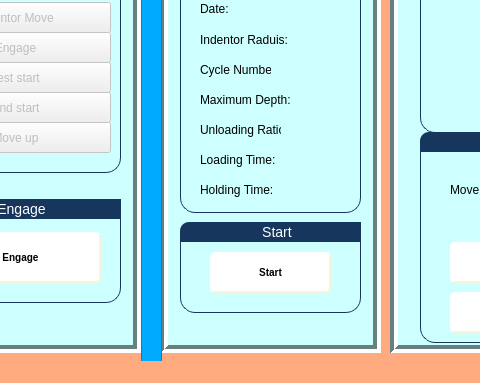
Above: IIT_software.ui from MohammadNasimi/IIT_project before the change; both pictures show x 140 to 620 and y 217 to 600 of the 1110 by 600 pixel window. Below: the same form after it.
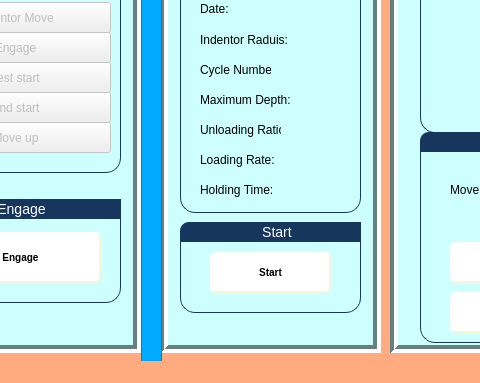
That is the form after the change. Icons and pictures are not drawn.

Commit message: loading time change to loading rate

What changed in the file:
```diff
--- a/IIT_software.ui
+++ b/IIT_software.ui
@@ -3913,7 +3913,7 @@
        </rect>
       </property>
       <property name="text">
-       <string>Loading Time:</string>
+       <string>Loading Rate:</string>
       </property>
      </widget>
      <widget class="QLabel" name="Holding_time">
```
Left out of the diff: 2 changed lines with no effect on the pictures. The commit also changes 2 other files.
